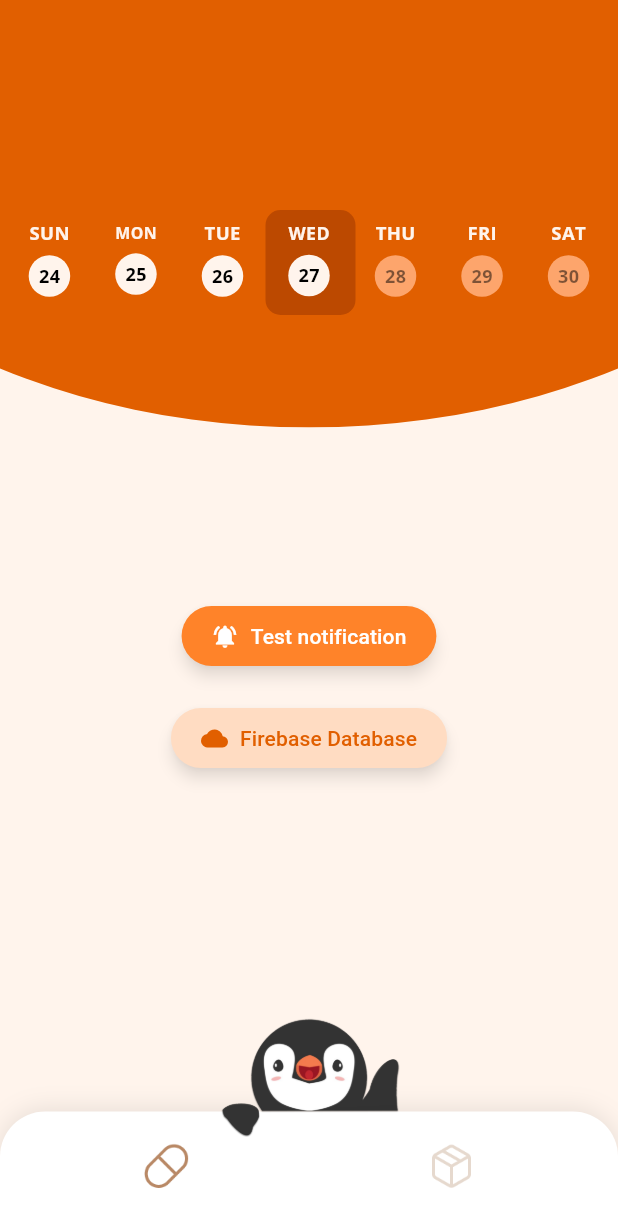
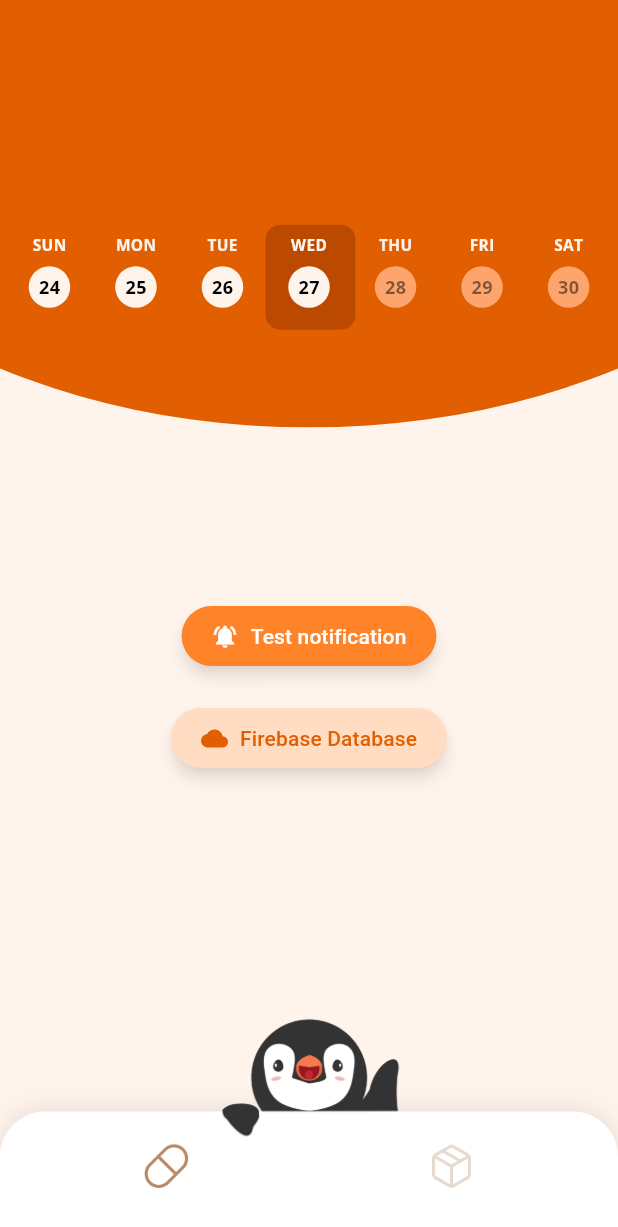
Before and after one commit to YZ1GO/L.EIC017_ES_PRJ, a Flutter app: the screen it shows after launch, on a phone screen of 412 x 824 dp. Shown: the top 1227 px of the screen. Run offline on Flutter 3.47's test engine with Material 3 defaults, Android fonts, the phone set to English and light mode, and no system bars; our stand-ins replace firebase_core, firebase_database, flutter_local_notifications, permission_handler, shared_preferences; accounts and stored records are empty.

Commit message:
more debug

```diff
--- a/app/lib/widgets/calendar_widget.dart
+++ b/app/lib/widgets/calendar_widget.dart
@@ -26,7 +26,7 @@ class CalendarWidgetState extends State<CalendarWidget> {
         // Box in the center of calendar
         Positioned(
           left: (MediaQuery.of(context).size.width - 58) / 2,
-          top: 140,
+          top: MediaQuery.of(context).size.height / 5.5,
           child: Container(
             width: 60,
             height: 70,
@@ -43,7 +43,7 @@ class CalendarWidgetState extends State<CalendarWidget> {
           top: 125,
           child: Center(
             child: SizedBox(
-              height: 100,
+              height: MediaQuery.of(context).size.height / 7,
               child: PageView.builder(
                 itemCount: null, // Infinite scrolling
                 controller: PageController(
@@ -60,11 +60,11 @@ class CalendarWidgetState extends State<CalendarWidget> {
                       children: [
                         // Day of the week
                         FittedBox(
-                          fit: BoxFit.scaleDown,
+                          fit: BoxFit.none,
                           child: Text(
                             getDayOfWeek(date.weekday),
                             style: TextStyle(
-                              fontSize: MediaQuery.of(context).size.width * 0.03,
+                              fontSize: MediaQuery.of(context).size.width * 0.025,
                               fontWeight: FontWeight.bold,
                               fontFamily: 'Open_Sans',
                               color: const Color.fromRGBO(255, 244, 236, 1),
@@ -82,7 +82,7 @@ class CalendarWidgetState extends State<CalendarWidget> {
                           ),
                           child: Center(
                             child: FittedBox(
-                              fit: BoxFit.scaleDown,
+                              fit: BoxFit.none,
                               child: Text(
                                 '${date.day}',
                                 style: TextStyle(
```
